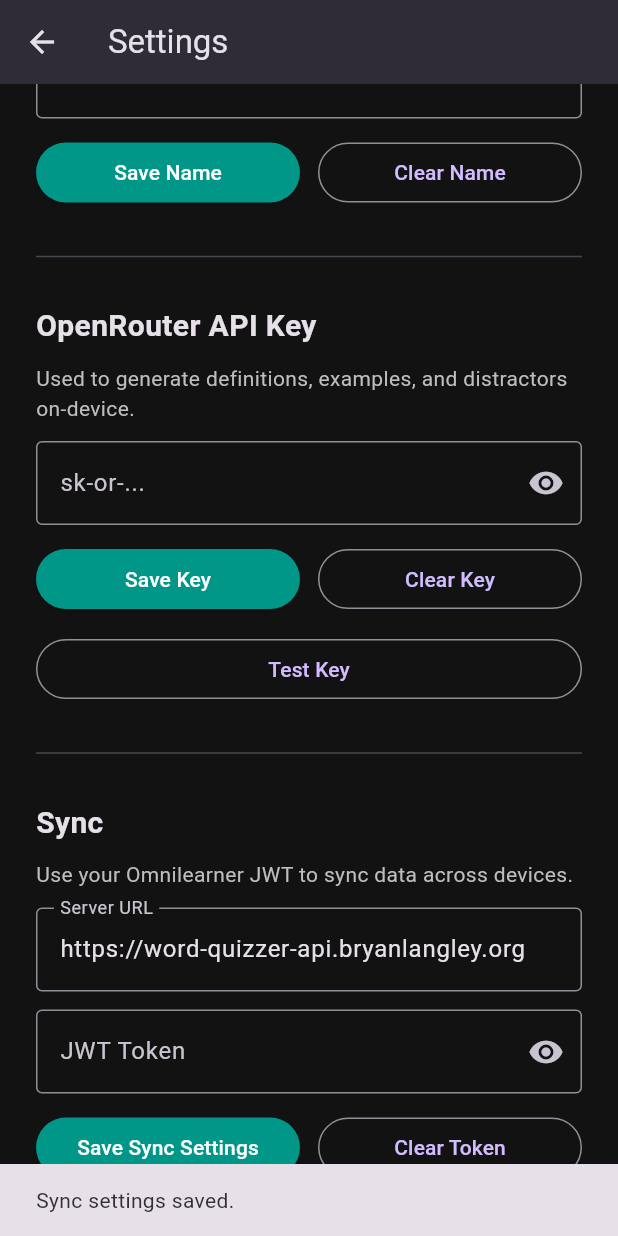
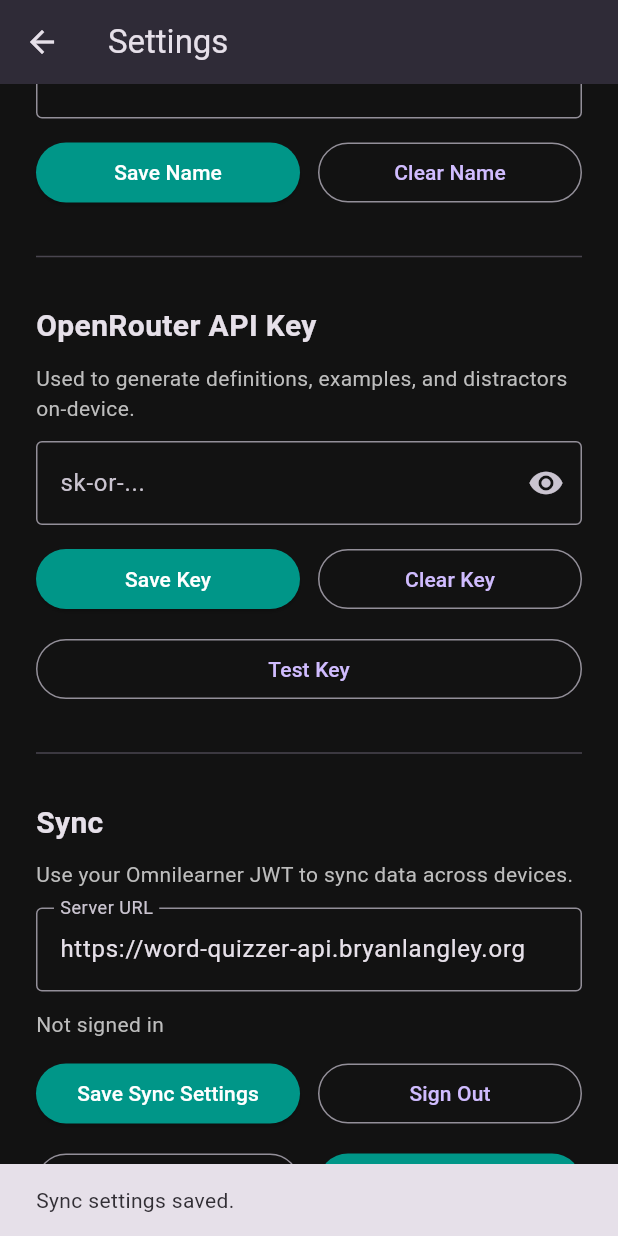
Before and after one commit to bryanlan/word_quizzer, a Flutter app: the SettingsScreen screen opened directly, scrolled down 1152 dp, after a tap on "Save Sync Settings", on a phone screen of 412 x 824 dp. Run offline on Flutter 3.47's test engine with Material 3 defaults, Android fonts, the phone set to English and light mode, and no system bars; our stand-ins replace file_picker, fl_chart, flutter_tts, shared_preferences, sqflite, sqflite_common_ffi_web; missing offline and left inert: dart:html; accounts and stored records are empty.

Commit message:
Add Google OAuth login for PWA sync

```diff
--- /dev/null
+++ b/mobile_app/lib/auth_web.dart
@@ -0,0 +1,2 @@
+export 'auth_web_stub.dart'
+    if (dart.library.html) 'auth_web_web.dart';
--- a/mobile_app/lib/settings_screen.dart
+++ b/mobile_app/lib/settings_screen.dart
@@ -2,6 +2,8 @@ import 'package:flutter/material.dart';
 import 'package:shared_preferences/shared_preferences.dart';
 import 'openrouter_service.dart';
 import 'sync_service.dart';
+import 'auth_service.dart';
+import 'login_screen.dart';
 
 class SettingsScreen extends StatefulWidget {
   const SettingsScreen({super.key});
@@ -23,12 +25,12 @@ class _SettingsScreenState extends State<SettingsScreen> {
   final TextEditingController apiKeyController = TextEditingController();
   final TextEditingController displayNameController = TextEditingController();
   final TextEditingController syncUrlController = TextEditingController();
-  final TextEditingController syncTokenController = TextEditingController();
-  bool showSyncToken = false;
   bool isTestingKey = false;
   bool isTestingSync = false;
   bool isSyncing = false;
   String lastSyncAt = '';
+  String authStatusLabel = 'Not signed in';
+  String authSubject = '';
 
   @override
   void initState() {
@@ -51,9 +53,29 @@ class _SettingsScreenState extends State<SettingsScreen> {
       displayNameController.text = prefs.getString('display_name') ?? '';
       syncUrlController.text =
           prefs.getString('sync_server_url') ?? 'https://word-quizzer-api.bryanlangley.org';
-      syncTokenController.text = prefs.getString('sync_jwt') ?? '';
       lastSyncAt = prefs.getString('last_sync_at') ?? '';
+      final token = prefs.getString(AuthService.tokenKey) ?? '';
+      if (token.isEmpty) {
+        authStatusLabel = 'Not signed in';
+        authSubject = '';
+      } else if (AuthService.isTokenExpired(token)) {
+        authStatusLabel = 'Session expired';
+        authSubject = _shortenSubject(AuthService.tokenSubject(token));
+      } else {
+        authStatusLabel = 'Signed in';
+        authSubject = _shortenSubject(AuthService.tokenSubject(token));
+      }
     });
+  }
+
+  String _shortenSubject(String? subject) {
+    if (subject == null || subject.isEmpty) {
+      return '';
+    }
+    if (subject.length <= 12) {
+      return subject;
+    }
+    return '${subject.substring(0, 6)}...${subject.substring(subject.length - 4)}';
   }
 
   Future<void> _saveSetting(String key, int value) async {
@@ -145,31 +167,24 @@ class _SettingsScreenState extends State<SettingsScreen> {
   Future<void> _saveSyncSettings() async {
     final prefs = await SharedPreferences.getInstance();
     await prefs.setString('sync_server_url', syncUrlController.text.trim());
-    await prefs.setString('sync_jwt', syncTokenController.text.trim());
     if (!mounted) return;
     ScaffoldMessenger.of(context).showSnackBar(
       const SnackBar(content: Text('Sync settings saved.')),
     );
   }
 
-  Future<void> _clearSyncToken() async {
-    final prefs = await SharedPreferences.getInstance();
-    await prefs.remove('sync_jwt');
-    setState(() {
-      syncTokenController.text = '';
-    });
-    if (!mounted) return;
-    ScaffoldMessenger.of(context).showSnackBar(
-      const SnackBar(content: Text('Sync token cleared.')),
-    );
-  }
-
   Future<void> _testSync() async {
     final url = syncUrlController.text.trim();
-    final token = syncTokenController.text.trim();
+    final token = await AuthService.getToken() ?? '';
     if (url.isEmpty || token.isEmpty) {
       ScaffoldMessenger.of(context).showSnackBar(
-        const SnackBar(content: Text('Enter server URL and JWT token.')),
+        const SnackBar(content: Text('Sign in to sync.')),
+      );
+      return;
+    }
+    if (AuthService.isTokenExpired(token)) {
+      ScaffoldMessenger.of(context).showSnackBar(
+        const SnackBar(content: Text('Session expired. Please sign in again.')),
       );
       return;
     }
@@ -199,10 +214,16 @@ class _SettingsScreenState extends State<SettingsScreen> {
 
   Future<void> _runSync() async {
     final url = syncUrlController.text.trim();
-    final token = syncTokenController.text.trim();
+    final token = await AuthService.getToken() ?? '';
     if (url.isEmpty || token.isEmpty) {
       ScaffoldMessenger.of(context).showSnackBar(
-        const SnackBar(content: Text('Enter server URL and JWT token.')),
+        const SnackBar(content: Text('Sign in to sync.')),
+      );
+      return;
+    }
+    if (AuthService.isTokenExpired(token)) {
+      ScaffoldMessenger.of(context).showSnackBar(
+        const SnackBar(content: Text('Session expired. Please sign in again.')),
       );
       return;
     }
@@ -218,6 +239,7 @@ class _SettingsScreenState extends State<SettingsScreen> {
       if (!mounted) return;
       setState(() {
         lastSyncAt = now;
+        authStatusLabel = 'Signed in';
       });
       final secondPassNote = summary.hadSecondPass ? ' (two-pass)' : '';
       ScaffoldMessenger.of(context).showSnackBar(
@@ -247,7 +269,6 @@ class _SettingsScreenState extends State<SettingsScreen> {
     apiKeyController.dispose();
     displayNameController.dispose();
     syncUrlController.dispose();
-    syncTokenController.dispose();
     super.dispose();
   }
 
@@ -517,21 +538,16 @@ class _SettingsScreenState extends State<SettingsScreen> {
               ),
             ),
             const SizedBox(height: 12),
-            TextField(
-              controller: syncTokenController,
-              obscureText: !showSyncToken,
-              decoration: InputDecoration(
-                border: const OutlineInputBorder(),
-                labelText: "JWT Token",
-                suffixIcon: IconButton(
-                  icon: Icon(showSyncToken ? Icons.visibility_off : Icons.visibility),
-                  onPressed: () {
-                    setState(() {
-                      showSyncToken = !showSyncToken;
-                    });
-                  },
-                ),
-              ),
+            Row(
+              mainAxisAlignment: MainAxisAlignment.spaceBetween,
+              children: [
+                Text(authStatusLabel, style: TextStyle(color: Colors.grey[400])),
+                if (authSubject.isNotEmpty)
+                  Text(
+                    authSubject,
+                    style: TextStyle(color: Colors.grey[500], fontSize: 12),
+                  ),
+              ],
             ),
             const SizedBox(height: 12),
             Row(
@@ -549,8 +565,23 @@ class _SettingsScreenState extends State<SettingsScreen> {
                 const SizedBox(width: 12),
                 Expanded(
                   child: OutlinedButton(
-                    onPressed: _clearSyncToken,
-                    child: const Text("Clear Token"),
+                    onPressed: () async {
+                      await AuthService.clearToken();
+                      if (!mounted) return;
+                      setState(() {
+                        authStatusLabel = 'Not signed in';
+                        authSubject = '';
+                      });
+                      ScaffoldMessenger.of(context).showSnackBar(
+                        const SnackBar(content: Text('Signed out.')),
+                      );
+                      if (!mounted) return;
+                      Navigator.of(context).pushAndRemoveUntil(
+                        MaterialPageRoute(builder: (_) => const LoginScreen()),
+                        (route) => false,
+                      );
+                    },
+                    child: const Text("Sign Out"),
                   ),
                 ),
               ],
@@ -560,14 +591,17 @@ class _SettingsScreenState extends State<SettingsScreen> {
               children: [
                 Expanded(
                   child: OutlinedButton(
-                    onPressed: isTestingSync ? null : _testSync,
-                    child: isTestingSync
-                        ? const SizedBox(
-                            height: 16,
-                            width: 16,
-                            child: CircularProgressIndicator(strokeWidth: 2),
-                          )
-                        : const Text("Test Sync"),
+                    onPressed: () async {
+                      try {
+                        await AuthService.startGoogleLogin();
+                      } catch (e) {
+                        if (!mounted) return;
+                        ScaffoldMessenger.of(context).showSnackBar(
+                          SnackBar(content: Text('Login unavailable: $e')),
+                        );
+                      }
+                    },
+                    child: const Text("Sign in with Google"),
                   ),
                 ),
                 const SizedBox(width: 12),
@@ -588,6 +622,20 @@ class _SettingsScreenState extends State<SettingsScreen> {
                   ),
                 ),
               ],
+            ),
+            const SizedBox(height: 12),
+            SizedBox(
+              width: double.infinity,
+              child: OutlinedButton(
+                onPressed: isTestingSync ? null : _testSync,
+                child: isTestingSync
+                    ? const SizedBox(
+                        height: 16,
+                        width: 16,
+                        child: CircularProgressIndicator(strokeWidth: 2),
+                      )
+                    : const Text("Test Sync"),
+              ),
             ),
             if (lastSyncAt.isNotEmpty)
               Padding(
```
Also changed, not shown: mobile_app/lib/auth_gate.dart (added, +43 -0 lines), mobile_app/lib/auth_service.dart (added, +76 -0 lines), mobile_app/lib/auth_web_stub.dart (added, +9 -0 lines), mobile_app/lib/auth_web_web.dart (added, +24 -0 lines), mobile_app/lib/login_screen.dart (added, +62 -0 lines), mobile_app/lib/main.dart (+6 -3 lines), mobile_app/lib/sync_service.dart (+13 -13 lines).
